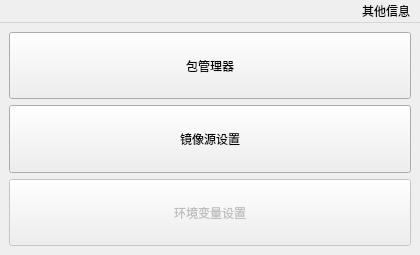
Qt form interface/MainInterface.ui (hrpzcf/AwesomePyKit) before a commit.
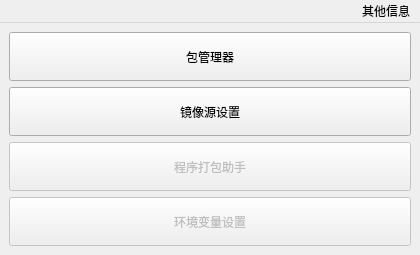
The same form after that commit.

Commit message: feat: 主界面增加"程序打包助手"按钮

```diff
--- a/interface/MainInterface.ui
+++ b/interface/MainInterface.ui
@@ -66,6 +66,25 @@
         </property>
        </widget>
       </item>
+      <item>
+       <widget class="QPushButton" name="pushButton">
+        <property name="enabled">
+         <bool>false</bool>
+        </property>
+        <property name="sizePolicy">
+         <sizepolicy hsizetype="Minimum" vsizetype="Minimum">
+          <horstretch>0</horstretch>
+          <verstretch>0</verstretch>
+         </sizepolicy>
+        </property>
+        <property name="toolTip">
+         <string>使用PyInstaller将py程序打包成exe可执行文件。</string>
+        </property>
+        <property name="text">
+         <string>程序打包助手</string>
+        </property>
+       </widget>
+      </item>
       <item>
        <widget class="QPushButton" name="btn_setPATH">
         <property name="enabled">
```
The commit also changes 1 other file.
